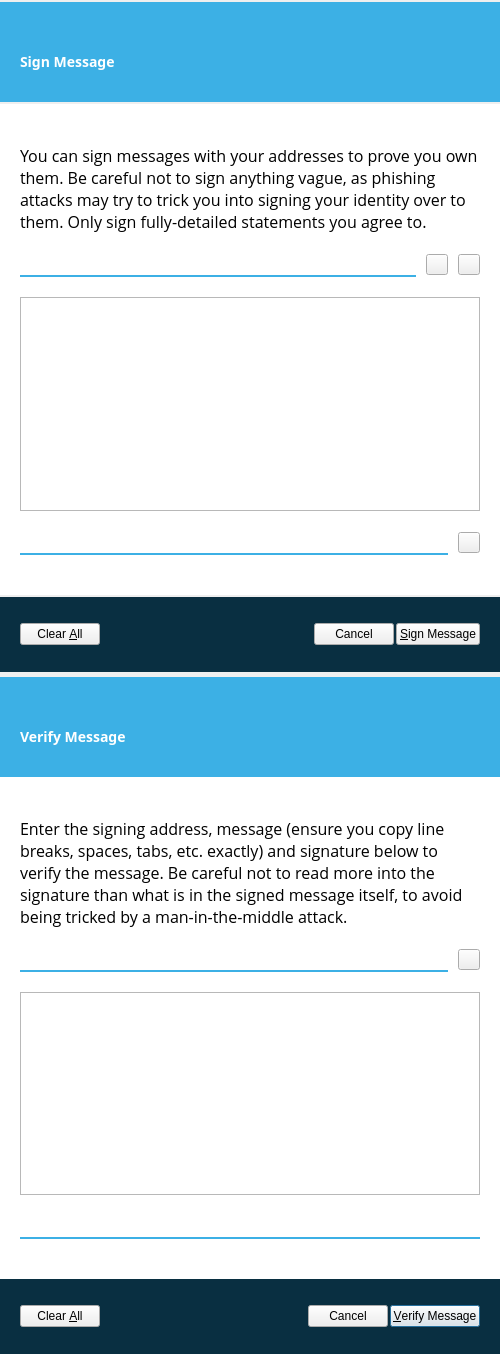
aurovine/AudioCoin, file src/qt/forms/signverifymessagedialog.ui: the form before one commit.
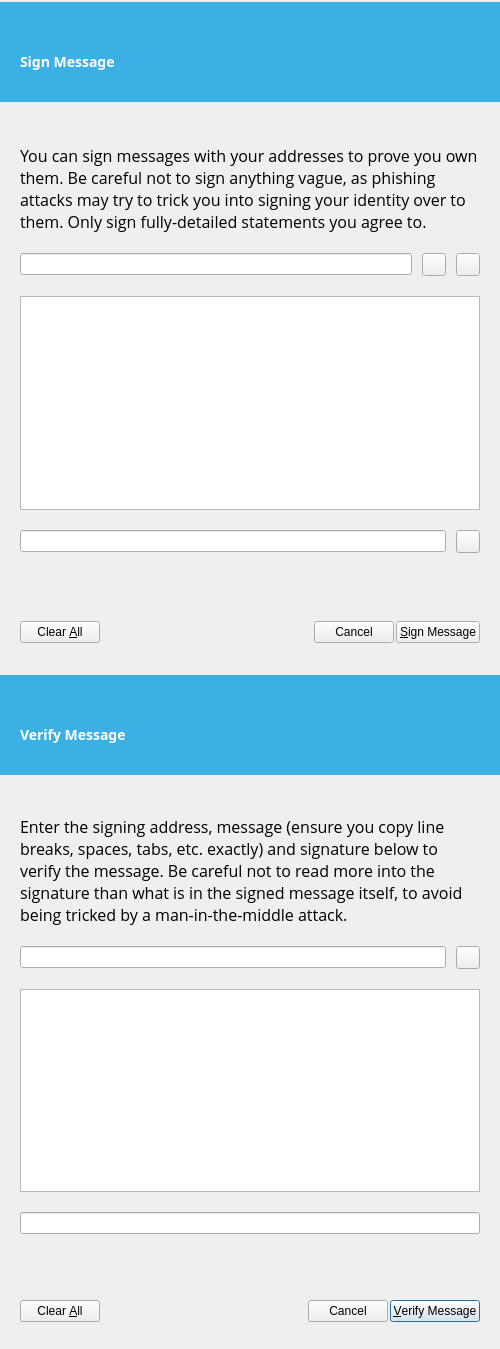
The form after the commit. Icons and pictures are not drawn. Custom widgets are drawn as their Qt base class.

Diff of the .ui file:
```diff
--- a/src/qt/forms/signverifymessagedialog.ui
+++ b/src/qt/forms/signverifymessagedialog.ui
@@ -10,7 +10,7 @@
     <x>0</x>
     <y>0</y>
     <width>500</width>
-    <height>1311</height>
+    <height>1306</height>
    </rect>
   </property>
   <property name="sizePolicy">
@@ -34,14 +34,6 @@
   <property name="windowTitle">
    <string>Signatures - Sign / Verify a Message</string>
   </property>
-  <property name="styleSheet">
-   <string notr="true">QLineEdit { border: none; border-bottom: 2px solid #3cb0e5; padding: 3px 5px; background: transparent; }
-QLineEdit:disabled { border-color: #899399; }
-
-QToolButton { width: 14px; height: 14px; border-width: 2px; }
-
-QToolButton:pressed { border-top-width: 3px; border-bottom-width: 1px; }</string>
-  </property>
   <property name="modal">
    <bool>true</bool>
   </property>
@@ -202,9 +194,6 @@
           <verstretch>0</verstretch>
          </sizepolicy>
         </property>
-        <property name="styleSheet">
-         <string notr="true">#signBodyWidget { background-color: white; }</string>
-        </property>
         <layout class="QVBoxLayout" name="signBodyWidgetLayout">
          <property name="spacing">
           <number>20</number>
@@ -260,11 +249,6 @@
              <property name="toolTip">
               <string>Choose an address from the address book</string>
              </property>
-             <property name="styleSheet">
-              <string notr="true">#addressBookButton_SM { border-image: url(:/icons/material/black/people) 0 stretch stretch; }
-
-#addressBookButton_SM:hover { border-image: url(:/icons/material/blue/people) 0 stretch stretch; }</string>
-             </property>
              <property name="text">
               <string/>
              </property>
@@ -278,11 +262,6 @@
              <property name="toolTip">
               <string>Paste address from clipboard</string>
              </property>
-             <property name="styleSheet">
-              <string notr="true">#pasteButton_SM { border-image: url(:/icons/material/black/paste) 0 stretch stretch; }
-
-#pasteButton_SM:hover { border-image: url(:/icons/material/blue/paste) 0 stretch stretch; }</string>
-             </property>
              <property name="text">
               <string/>
              </property>
@@ -322,11 +301,6 @@
              <property name="toolTip">
               <string>Copy the current signature to the system clipboard</string>
              </property>
-             <property name="styleSheet">
-              <string notr="true">#copySignatureButton_SM { border-image: url(:/icons/material/black/copy) 0 stretch stretch; }
-
-#copySignatureButton_SM:hover { border-image: url(:/icons/material/blue/copy) 0 stretch stretch; }</string>
-             </property>
              <property name="text">
               <string/>
              </property>
@@ -357,9 +331,6 @@
           <height>75</height>
          </size>
         </property>
-        <property name="styleSheet">
-         <string notr="true">#signButtonWidget { background-color: #092f41; }</string>
-        </property>
         <layout class="QHBoxLayout" name="signButtonWidgetLayout">
          <property name="spacing">
           <number>2</number>
@@ -580,9 +551,6 @@
           <verstretch>0</verstretch>
          </sizepolicy>
         </property>
-        <property name="styleSheet">
-         <string notr="true">#verifyBodyWidget { background-color: white; }</string>
-        </property>
         <layout class="QVBoxLayout" name="verifyBodyWidgetLayout">
          <property name="spacing">
           <number>20</number>
@@ -641,11 +609,6 @@
              <property name="toolTip">
               <string>Choose an address from the address book</string>
              </property>
-             <property name="styleSheet">
-              <string notr="true">#addressBookButton_VM { border-image: url(:/icons/material/black/people) 0 stretch stretch; }
-
-#addressBookButton_VM:hover { border-image: url(:/icons/material/blue/people) 0 stretch stretch; }</string>
-             </property>
              <property name="text">
               <string/>
              </property>
@@ -685,9 +648,6 @@
           <height>75</height>
          </size>
         </property>
-        <property name="styleSheet">
-         <string notr="true">#verifyButtonWidget { background-color: #092f41; }</string>
-        </property>
         <layout class="QHBoxLayout" name="verifyButtonWidgetLayout">
          <property name="spacing">
           <number>2</number>
@@ -775,6 +735,12 @@
    <extends>QLineEdit</extends>
    <header>qvalidatedlineedit.h</header>
   </customwidget>
+  <customwidget>
+   <class>QThemedPanel</class>
+   <extends>QWidget</extends>
+   <header>qthemedpanel.h</header>
+   <container>1</container>
+  </customwidget>
   <customwidget>
    <class>QCustomButton</class>
    <extends>QPushButton</extends>
```
Left out of the diff: 4 changed lines with no effect on the pictures.
